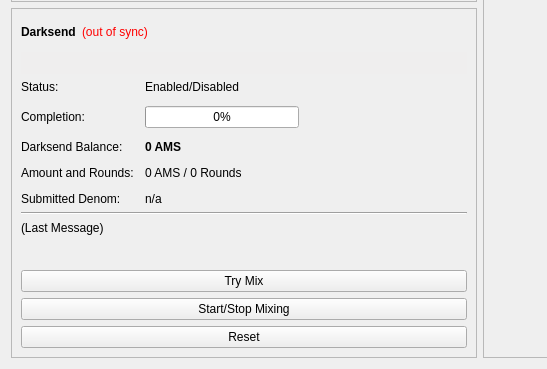
Before: the Qt Designer form src/qt/forms/overviewpage.ui in ALLMINER/XDE2, drawn with Qt 5; both pictures show x 0 to 547 and y 240 to 609 of the 960 by 609 pixel window.
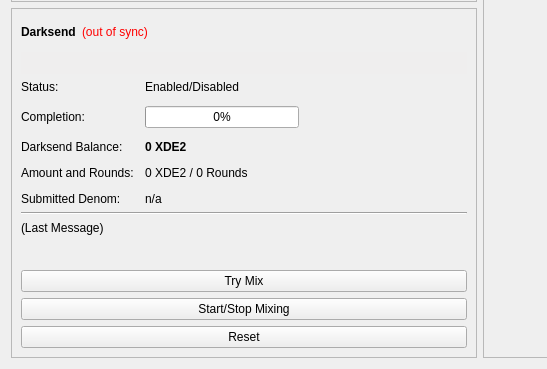
After: the same form once the commit is applied.

```diff
--- a/src/qt/forms/overviewpage.ui
+++ b/src/qt/forms/overviewpage.ui
@@ -1007,7 +1007,7 @@
                </font>
               </property>
               <property name="text">
-               <string notr="true">0 AMS</string>
+               <string notr="true">0 XDE2</string>
               </property>
              </widget>
             </item>
@@ -1021,7 +1021,7 @@
             <item row="4" column="1">
              <widget class="QLabel" name="labelAmountRounds">
               <property name="text">
-               <string>0 AMS / 0 Rounds</string>
+               <string>0 XDE2 / 0 Rounds</string>
               </property>
              </widget>
             </item>
```
Left out of the diff: 6 changed lines with no effect on the pictures.
